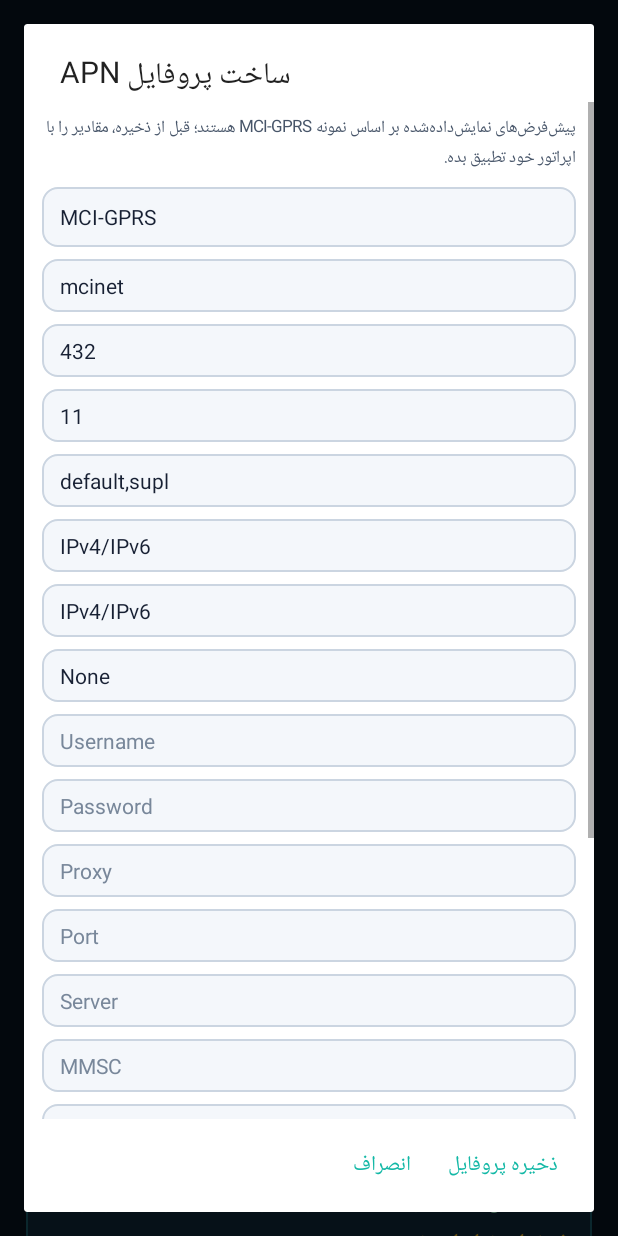
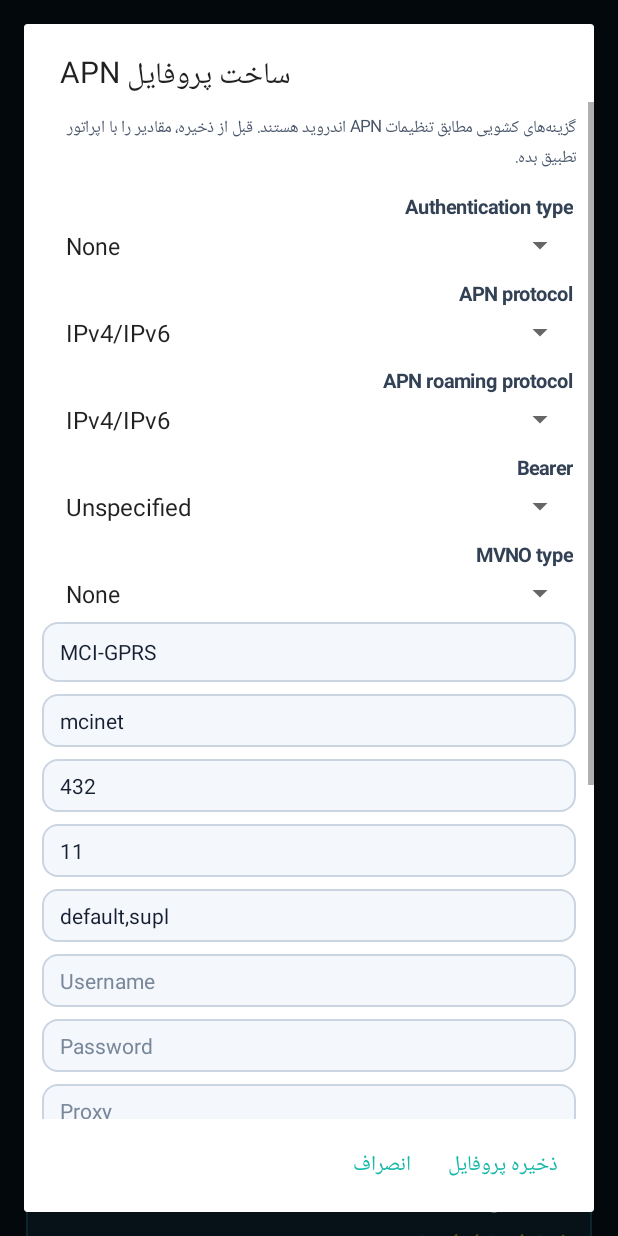
Before and after one commit to alifouroutan64-cmyk/APNAnalyzer, an Android app: the screen it shows after launch (MainActivity), after a tap on "＋ افزودن پروفایل APN", on a phone screen of 412 x 824 dp. Run offline under Robolectric (Android 15) with nearby library versions, the phone set to English and light mode, and no system bars; 1 other tap on this screen came first.

Commit message:
Improve APN form with dropdown selectors

```diff
--- a/app/src/main/java/com/sara/apnanalyzer/MainActivity.java
+++ b/app/src/main/java/com/sara/apnanalyzer/MainActivity.java
@@ -160,33 +160,61 @@ public class MainActivity extends Activity {
         e.setBackground(shape(0xffF4F7FB,0xffCBD5E1,10)); e.setInputType(numeric?android.text.InputType.TYPE_CLASS_NUMBER:android.text.InputType.TYPE_CLASS_TEXT);
         LinearLayout.LayoutParams p=new LinearLayout.LayoutParams(-1,-2); p.setMargins(0,dp(4),0,dp(4)); e.setLayoutParams(p); return e;
     }
+    private Spinner addDropdown(LinearLayout form,String label,String current,String[] options) {
+        TextView title=text(label,13,0xff334155,true);
+        title.setPadding(dp(2),dp(8),dp(2),dp(2));
+        form.addView(title);
+        Spinner spinner=new Spinner(this);
+        ArrayAdapter<String> adapter=new ArrayAdapter<>(this,android.R.layout.simple_spinner_item,options);
+        adapter.setDropDownViewResource(android.R.layout.simple_spinner_dropdown_item);
+        spinner.setAdapter(adapter);
+        int selected=0;
+        for(int i=0;i<options.length;i++) {
+            if(options[i].equalsIgnoreCase(current==null?"":current.trim())) {
+                selected=i;
+                break;
+            }
+        }
+        spinner.setSelection(selected);
+        spinner.setPadding(dp(8),dp(4),dp(8),dp(4));
+        form.addView(spinner,new LinearLayout.LayoutParams(-1,-2));
+        return spinner;
+    }
+
+    private String selected(Spinner spinner) {
+        Object item=spinner.getSelectedItem();
+        return item==null?"":item.toString();
+    }
     private void profileDialog(Profile old,int index) {
         LinearLayout form=vertical(); form.setPadding(dp(12),dp(8),dp(12),dp(8));
         EditText name=field("نام پروفایل",old==null?"MCI-GPRS":old.name,false);
         EditText apn=field("APN",old==null?"mcinet":old.apn,false);
         EditText mcc=field("MCC",old==null?"432":old.mcc,true),mnc=field("MNC",old==null?"11":old.mnc,true);
         EditText type=field("APN Type",old==null?"default,supl":old.type,false);
-        EditText proto=field("APN Protocol",old==null?"IPv4/IPv6":old.protocol,false);
-        EditText roam=field("APN Roaming Protocol",old==null?"IPv4/IPv6":old.roamingProtocol,false);
-        EditText auth=field("Authentication type",old==null?"None":old.auth,false);
+        Spinner auth=addDropdown(form,"Authentication type",old==null?"None":old.auth,new String[]{"None","PAP","CHAP","PAP or CHAP"});
+        Spinner proto=addDropdown(form,"APN protocol",old==null?"IPv4/IPv6":old.protocol,new String[]{"IPv4","IPv6","IPv4/IPv6"});
+        Spinner roam=addDropdown(form,"APN roaming protocol",old==null?"IPv4/IPv6":old.roamingProtocol,new String[]{"IPv4","IPv6","IPv4/IPv6"});
         EditText user=field("Username",old==null?"":old.username,false),pass=field("Password",old==null?"":old.password,false);
         EditText proxy=field("Proxy",old==null?"":old.proxy,false),port=field("Port",old==null?"":old.port,true);
         EditText server=field("Server",old==null?"":old.server,false),mmsc=field("MMSC",old==null?"":old.mmsc,false);
         EditText mmsProxy=field("MMS Proxy",old==null?"":old.mmsProxy,false),mmsPort=field("MMS Port",old==null?"":old.mmsPort,true);
-        EditText bearer=field("Bearer",old==null?"Unspecified":old.bearer,false),mtu=field("MTU (خالی یا صفر = خودکار)",old==null?"0":String.valueOf(old.mtu),true);
-        EditText mvnoType=field("MVNO Type (None / SPN / IMSI / GID / ICCID)",old==null?"None":old.mvnoType,false);
-        EditText mvnoValue=field("MVNO Value",old==null?"":old.mvnoValue,false);
-        TextView hint=text("پیش‌فرض‌های نمایش‌داده‌شده بر اساس نمونه MCI-GPRS هستند؛ قبل از ذخیره، مقادیر را با اپراتور خود تطبیق بده.",11,0xff475569,false); hint.setPadding(0,0,0,dp(6)); form.addView(hint);
-        for(EditText e:new EditText[]{name,apn,mcc,mnc,type,proto,roam,auth,user,pass,proxy,port,server,mmsc,mmsProxy,mmsPort,bearer,mtu,mvnoType,mvnoValue})form.addView(e);
+        Spinner bearer=addDropdown(form,"Bearer",old==null?"Unspecified":old.bearer,new String[]{"Unspecified","LTE","HSPAP","HSPA","HSUPA","HSDPA","UMTS","EDGE"});
+        EditText mtu=field("MTU (خالی یا صفر = خودکار)",old==null?"0":String.valueOf(old.mtu),true);
+        Spinner mvnoType=addDropdown(form,"MVNO type",old==null?"None":old.mvnoType,new String[]{"None","SPN","IMSI","GID","ICCID"});
+        EditText mvnoValue=field("MVNO value",old==null?"":old.mvnoValue,false);
+        TextView hint=text("گزینه‌های کشویی مطابق تنظیمات APN اندروید هستند. قبل از ذخیره، مقادیر را با اپراتور تطبیق بده.",11,0xff475569,false);
+        hint.setPadding(0,0,0,dp(6));
+        form.addView(hint,0);
+        for(EditText e:new EditText[]{name,apn,mcc,mnc,type,user,pass,proxy,port,server,mmsc,mmsProxy,mmsPort,mtu,mvnoValue})form.addView(e);
         ScrollView sv=new ScrollView(this); sv.setFillViewport(false); sv.addView(form);
         AlertDialog dialog=new AlertDialog.Builder(this).setTitle(old==null?"ساخت پروفایل APN":"ویرایش پروفایل APN").setView(sv)
                 .setNegativeButton("انصراف",null).setPositiveButton("ذخیره پروفایل",null).create();
         dialog.setOnShowListener(x->dialog.getButton(AlertDialog.BUTTON_POSITIVE).setOnClickListener(v->{
             try {
                 int mtuVal=mtu.getText().toString().trim().isEmpty()?0:Integer.parseInt(mtu.getText().toString().trim());
-                Profile p=new Profile(val(name),val(apn),val(mcc),val(mnc),val(type),val(proto),val(auth),val(user),val(pass),mtuVal);
-                p.roamingProtocol=val(roam); p.proxy=val(proxy); p.port=val(port); p.server=val(server); p.mmsc=val(mmsc);
-                p.mmsProxy=val(mmsProxy); p.mmsPort=val(mmsPort); p.bearer=val(bearer); p.mvnoType=val(mvnoType); p.mvnoValue=val(mvnoValue);
+                Profile p=new Profile(val(name),val(apn),val(mcc),val(mnc),val(type),selected(proto),selected(auth),val(user),val(pass),mtuVal);
+                p.roamingProtocol=selected(roam); p.proxy=val(proxy); p.port=val(port); p.server=val(server); p.mmsc=val(mmsc);
+                p.mmsProxy=val(mmsProxy); p.mmsPort=val(mmsPort); p.bearer=selected(bearer); p.mvnoType=selected(mvnoType); p.mvnoValue=val(mvnoValue);
                 if(p.name.isEmpty()||p.apn.isEmpty())throw new IllegalArgumentException("نام و APN الزامی است");
                 if(!p.mcc.matches("\\d{3}")||!p.mnc.matches("\\d{2,3}"))throw new IllegalArgumentException("MCC باید ۳ رقم و MNC باید ۲ یا ۳ رقم باشد.");
                 if(index>=0)profiles.set(index,p);else profiles.add(p); save(); renderProfiles(); dialog.dismiss();
```
